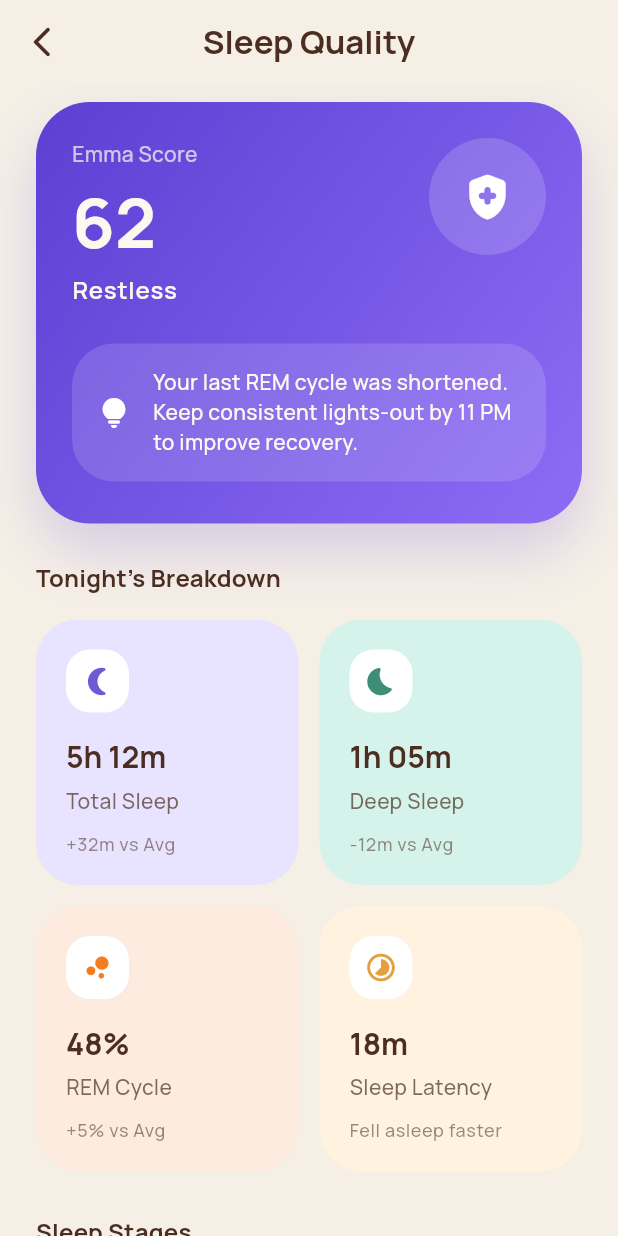
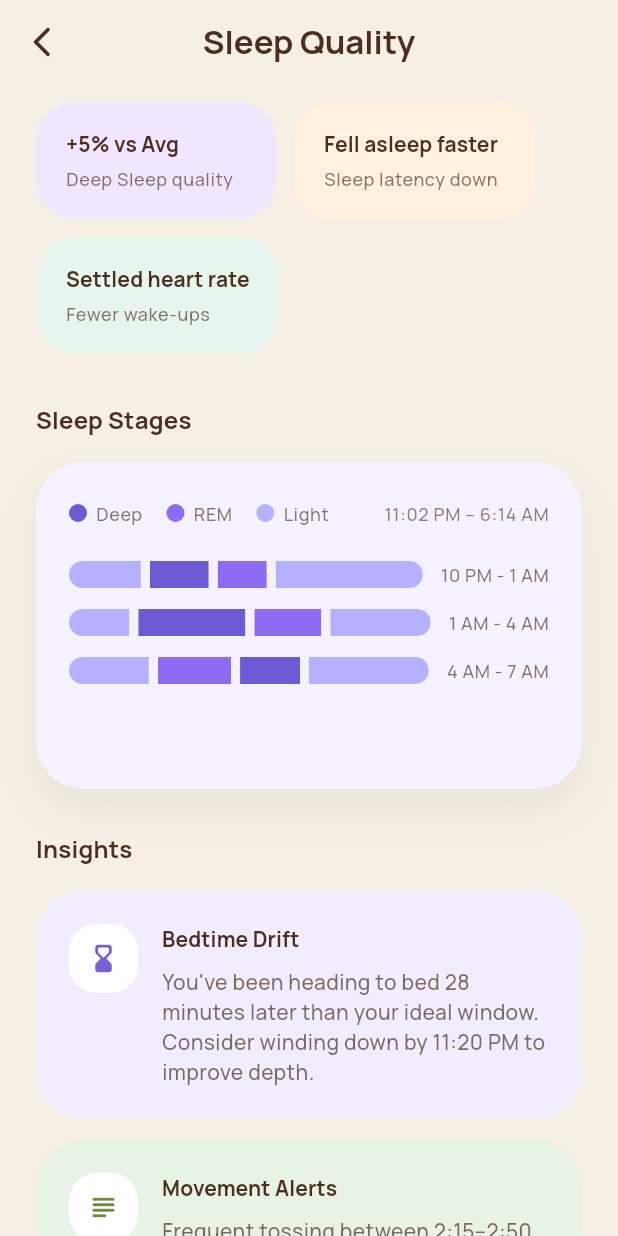
Before and after one commit to shelvaaathithyan/mental-health_frontend, a Flutter app: the SleepQualityOverviewScreen screen opened directly, on a phone screen of 412 x 824 dp. Run offline on Flutter 3.47's test engine with Material 3 defaults, Android fonts, the phone set to English and light mode, and no system bars; our stand-ins replace audioplayers, flutter_animate, flutter_dotenv, get, get_storage, google_fonts and 1 more; missing offline and left inert: flutter_vibrate; accounts and stored records are empty.

Commit message:
changed model

```diff
--- a/lib/Controllers/chat_controller.dart
+++ b/lib/Controllers/chat_controller.dart
@@ -10,8 +10,8 @@ import 'package:speech_to_text/speech_recognition_result.dart';
 import 'package:speech_to_text/speech_to_text.dart';
 
 class ChatController extends GetxController {
-  static const primaryModel = 'gemini-1.5-flash-latest';
-  static const fallbackModel = 'gemini-1.5-pro-latest';
+  static const primaryModel = 'gemini-2.0-flash';
+  static const fallbackModel = 'gemini-2.0-flash';
 
   SpeechToText speechToText = SpeechToText();
   late final AudioPlayer _audioPlayer;
--- a/lib/screens/sleep_quality/sleep_quality_overview_screen.dart
+++ b/lib/screens/sleep_quality/sleep_quality_overview_screen.dart
@@ -34,68 +34,8 @@ class SleepQualityOverviewScreen extends StatelessWidget {
         child: Column(
           crossAxisAlignment: CrossAxisAlignment.start,
           children: [
-            const _SleepSummaryCard(),
-            const SizedBox(height: 24),
-            Text(
-              'Tonight\'s Breakdown',
-              style: theme.textTheme.titleMedium?.copyWith(
-                color: FreudColors.richBrown,
-                fontWeight: FontWeight.w700,
-              ),
-            ),
-            const SizedBox(height: 16),
-            const Row(
-              children: [
-                Expanded(
-                  child: _SleepMetricTile(
-                    label: 'Total Sleep',
-                    value: '5h 12m',
-                    deltaLabel: '+32m vs Avg',
-                    icon: Icons.nightlight_round,
-                    background: Color(0xFFE8E3FF),
-                    iconColor: Color(0xFF6C5BD4),
-                  ),
-                ),
-                SizedBox(width: 14),
-                Expanded(
-                  child: _SleepMetricTile(
-                    label: 'Deep Sleep',
-                    value: '1h 05m',
-                    deltaLabel: '-12m vs Avg',
-                    icon: Icons.bedtime_rounded,
-                    background: Color(0xFFD5F3EA),
-                    iconColor: Color(0xFF3E8D75),
-                  ),
-                ),
-              ],
-            ),
-            const SizedBox(height: 14),
-            const Row(
-              children: [
-                Expanded(
-                  child: _SleepMetricTile(
-                    label: 'REM Cycle',
-                    value: '48%',
-                    deltaLabel: '+5% vs Avg',
-                    icon: Icons.bubble_chart_rounded,
-                    background: Color(0xFFFDEBE0),
-                    iconColor: FreudColors.burntOrange,
-                  ),
-                ),
-                SizedBox(width: 14),
-                Expanded(
-                  child: _SleepMetricTile(
-                    label: 'Sleep Latency',
-                    value: '18m',
-                    deltaLabel: 'Fell asleep faster',
-                    icon: Icons.timelapse_rounded,
-                    background: Color(0xFFFFF3DF),
-                    iconColor: Color(0xFFE4A03E),
-                  ),
-                ),
-              ],
-            ),
-            const SizedBox(height: 28),
+            const _SleepHighlightStrip(),
+            const SizedBox(height: 32),
             Text(
               'Sleep Stages',
               style: theme.textTheme.titleMedium?.copyWith(
@@ -160,175 +100,91 @@ class SleepQualityOverviewScreen extends StatelessWidget {
   }
 }
 
-class _SleepSummaryCard extends StatelessWidget {
-  const _SleepSummaryCard();
+class _SleepHighlightStrip extends StatelessWidget {
+  const _SleepHighlightStrip();
+
+  static const _highlights = [
+    _HighlightData(
+      title: '+5% vs Avg',
+      subtitle: 'Deep Sleep quality',
+      background: Color(0xFFF0E7FF),
+    ),
+    _HighlightData(
+      title: 'Fell asleep faster',
+      subtitle: 'Sleep latency down',
+      background: Color(0xFFFFF1DD),
+    ),
+    _HighlightData(
+      title: 'Settled heart rate',
+      subtitle: 'Fewer wake-ups',
+      background: Color(0xFFE8F5ED),
+    ),
+  ];
 
   @override
   Widget build(BuildContext context) {
-    final theme = Theme.of(context);
-    return Container(
-      padding: const EdgeInsets.fromLTRB(24, 24, 24, 28),
-      decoration: BoxDecoration(
-        gradient: const LinearGradient(
-          colors: [Color(0xFF5D3FD3), Color(0xFF8D6CF5)],
-          begin: Alignment.topLeft,
-          end: Alignment.bottomRight,
-        ),
-        borderRadius: BorderRadius.circular(36),
-        boxShadow: [
-          BoxShadow(
-            color: const Color(0xFF5D3FD3).withValues(alpha: 0.2),
-            blurRadius: 32,
-            offset: const Offset(0, 18),
-          ),
-        ],
-      ),
-      child: Column(
-        crossAxisAlignment: CrossAxisAlignment.start,
-        children: [
-          Row(
-            crossAxisAlignment: CrossAxisAlignment.start,
-            children: [
-              Expanded(
-                child: Column(
-                  crossAxisAlignment: CrossAxisAlignment.start,
-                  children: [
-                    Text(
-                      'Emma Score',
-                      style: theme.textTheme.bodyMedium?.copyWith(
-                        color: FreudColors.textLight.withValues(alpha: 0.72),
-                      ),
-                    ),
-                    const SizedBox(height: 6),
-                    Text(
-                      '62',
-                      style: theme.textTheme.displayMedium?.copyWith(
-                        color: FreudColors.textLight,
-                        fontSize: 46,
-                        fontWeight: FontWeight.w700,
-                      ),
-                    ),
-                    const SizedBox(height: 4),
-                    Text(
-                      'Restless',
-                      style: theme.textTheme.bodyLarge?.copyWith(
-                        color: FreudColors.textLight,
-                        fontWeight: FontWeight.w600,
-                      ),
-                    ),
-                  ],
-                ),
-              ),
-              Container(
-                width: 78,
-                height: 78,
-                decoration: BoxDecoration(
-                  color: Colors.white.withValues(alpha: 0.16),
-                  shape: BoxShape.circle,
-                ),
-                alignment: Alignment.center,
-                child: const Icon(
-                  Icons.health_and_safety_rounded,
-                  color: Colors.white,
-                  size: 36,
-                ),
-              ),
-            ],
-          ),
-          const SizedBox(height: 24),
-          Container(
-            padding: const EdgeInsets.all(16),
-            decoration: BoxDecoration(
-              color: Colors.white.withValues(alpha: 0.14),
-              borderRadius: BorderRadius.circular(28),
-            ),
-            child: Row(
-              children: [
-                const Icon(Icons.lightbulb_rounded,
-                    color: Colors.white, size: 24),
-                const SizedBox(width: 14),
-                Expanded(
-                  child: Text(
-                    'Your last REM cycle was shortened. Keep consistent lights-out by 11 PM to improve recovery.',
-                    style: theme.textTheme.bodyMedium?.copyWith(
-                      color: FreudColors.textLight,
-                      height: 1.42,
-                    ),
-                  ),
-                ),
-              ],
-            ),
-          ),
-        ],
-      ),
+    return Wrap(
+      spacing: 12,
+      runSpacing: 12,
+      children: _highlights
+          .map((data) => _SleepHighlightChip(data: data))
+          .toList(growable: false),
     );
   }
 }
 
-class _SleepMetricTile extends StatelessWidget {
-  const _SleepMetricTile({
-    required this.label,
-    required this.value,
-    required this.deltaLabel,
-    required this.icon,
-    required this.background,
-    required this.iconColor,
-  });
+class _SleepHighlightChip extends StatelessWidget {
+  const _SleepHighlightChip({required this.data});
 
-  final String label;
-  final String value;
-  final String deltaLabel;
-  final IconData icon;
-  final Color background;
-  final Color iconColor;
+  final _HighlightData data;
 
   @override
   Widget build(BuildContext context) {
-    final theme = Theme.of(context);
-    return Container(
-      padding: const EdgeInsets.all(20),
+    final theme = Theme.of(context).textTheme;
+    return ConstrainedBox(
+      constraints: const BoxConstraints(minWidth: 160, maxWidth: 220),
+      child: Container(
+      padding: const EdgeInsets.symmetric(horizontal: 20, vertical: 18),
       decoration: BoxDecoration(
-        color: background,
-        borderRadius: BorderRadius.circular(28),
+        color: data.background,
+        borderRadius: BorderRadius.circular(26),
       ),
       child: Column(
         crossAxisAlignment: CrossAxisAlignment.start,
+        mainAxisSize: MainAxisSize.min,
         children: [
-          Container(
-            width: 42,
-            height: 42,
-            decoration: BoxDecoration(
-              color: Colors.white,
-              borderRadius: BorderRadius.circular(16),
-            ),
-            child: Icon(icon, color: iconColor, size: 22),
-          ),
-          const SizedBox(height: 16),
           Text(
-            value,
-            style: theme.textTheme.displaySmall?.copyWith(
+            data.title,
+            style: theme.titleSmall?.copyWith(
               color: FreudColors.richBrown,
               fontWeight: FontWeight.w700,
             ),
           ),
           const SizedBox(height: 6),
           Text(
-            label,
-            style: theme.textTheme.bodyMedium?.copyWith(
-              color: FreudColors.richBrown.withValues(alpha: 0.7),
-            ),
-          ),
-          const SizedBox(height: 10),
-          Text(
-            deltaLabel,
-            style: theme.textTheme.bodySmall?.copyWith(
-              color: FreudColors.richBrown.withValues(alpha: 0.55),
+            data.subtitle,
+            style: theme.bodySmall?.copyWith(
+              color: FreudColors.richBrown.withValues(alpha: 0.65),
+              height: 1.3,
             ),
           ),
         ],
       ),
+      ),
     );
   }
+}
+
+class _HighlightData {
+  const _HighlightData({
+    required this.title,
+    required this.subtitle,
+    required this.background,
+  });
+
+  final String title;
+  final String subtitle;
+  final Color background;
 }
 
 class _SleepStagesChart extends StatelessWidget {
@@ -338,15 +194,15 @@ class _SleepStagesChart extends StatelessWidget {
   Widget build(BuildContext context) {
     final theme = Theme.of(context);
     return Container(
-      padding: const EdgeInsets.fromLTRB(22, 24, 22, 28),
+      padding: const EdgeInsets.fromLTRB(22, 26, 22, 32),
       decoration: BoxDecoration(
-        color: Colors.white,
+        color: const Color(0xFFF6F1FF),
         borderRadius: BorderRadius.circular(32),
         boxShadow: [
           BoxShadow(
-            color: FreudColors.richBrown.withValues(alpha: 0.08),
-            blurRadius: 18,
-            offset: const Offset(0, 10),
+            color: FreudColors.richBrown.withValues(alpha: 0.06),
+            blurRadius: 24,
+            offset: const Offset(0, 14),
           ),
         ],
       ),
@@ -468,27 +324,36 @@ class _StageBarSegment extends StatelessWidget {
           children: [
             Expanded(
               child: Row(
-                children: segments
-                    .map(
-                      (segment) => Expanded(
-                        flex: (segment.widthFactor * 1000).toInt(),
+                children: [
+                  for (var i = 0; i < segments.length; i++) ...[
+                    Expanded(
+                      flex: (segments[i].widthFactor * 1000).round(),
+                      child: ClipRRect(
+                        borderRadius: BorderRadius.horizontal(
+                          left: i == 0
+                              ? const Radius.circular(999)
+                              : Radius.zero,
+                          right: i == segments.length - 1
+                              ? const Radius.circular(999)
+                              : Radius.zero,
+                        ),
                         child: Container(
-                          height: 16,
-                          decoration: BoxDecoration(
-                            color: segment.color,
-                            borderRadius: BorderRadius.circular(10),
+                          height: 18,
+                          color: segments[i].color,
                         ),
                       ),
                     ),
-                    )
-                    .toList(),
+                    if (i != segments.length - 1)
+                      const SizedBox(width: 6),
+                  ]
+                ],
               ),
             ),
             const SizedBox(width: 12),
             Text(
               label,
               style: Theme.of(context).textTheme.bodySmall?.copyWith(
-                    color: FreudColors.richBrown.withValues(alpha: 0.6),
+                    color: FreudColors.richBrown.withValues(alpha: 0.65),
                   ),
             ),
           ],
@@ -602,11 +467,16 @@ class _PrimaryButton extends StatelessWidget {
           children: [
             Icon(icon, color: FreudColors.textLight, size: 20),
             const SizedBox(width: 10),
-            Text(
+            Flexible(
+              child: Text(
                 label,
+                maxLines: 1,
+                overflow: TextOverflow.ellipsis,
+                textAlign: TextAlign.center,
                 style: Theme.of(context).textTheme.bodyLarge?.copyWith(
                       color: FreudColors.textLight,
                       fontWeight: FontWeight.w700,
+                    ),
               ),
             ),
           ],
@@ -646,11 +516,16 @@ class _SecondaryButton extends StatelessWidget {
           children: [
             Icon(icon, color: FreudColors.richBrown, size: 20),
             const SizedBox(width: 10),
-            Text(
+            Flexible(
+              child: Text(
                 label,
+                maxLines: 1,
+                overflow: TextOverflow.ellipsis,
+                textAlign: TextAlign.center,
                 style: Theme.of(context).textTheme.bodyLarge?.copyWith(
                       color: FreudColors.richBrown,
                       fontWeight: FontWeight.w700,
+                    ),
               ),
             ),
           ],
```
Lines whose indentation alone changed are shown as unchanged.
